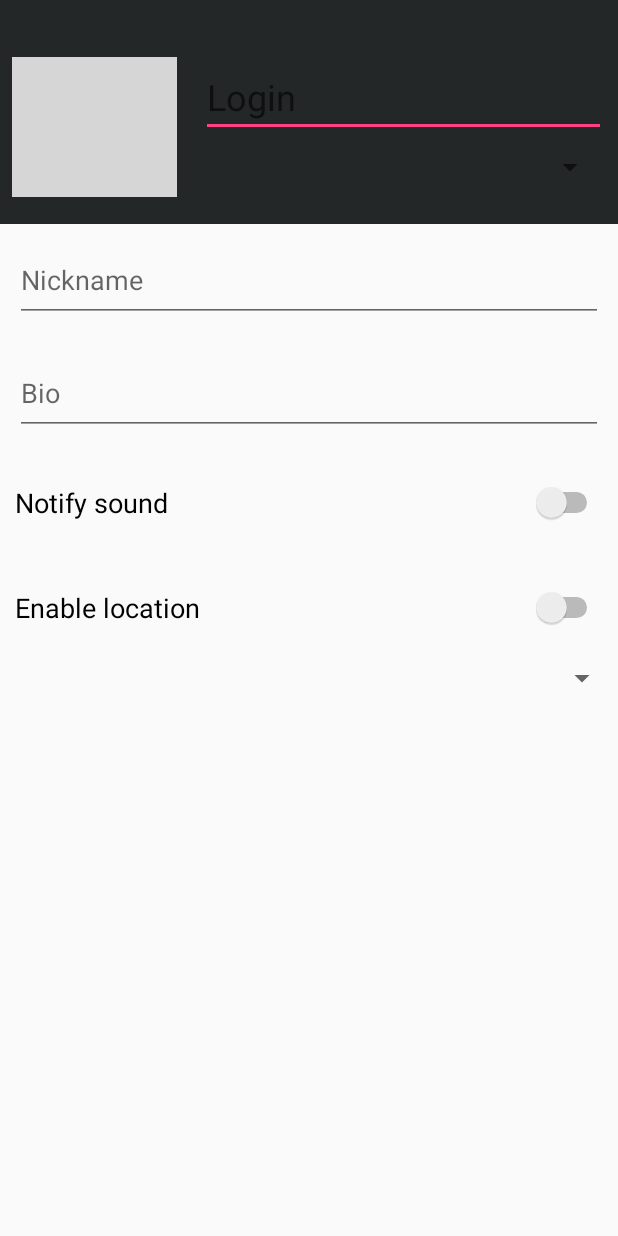
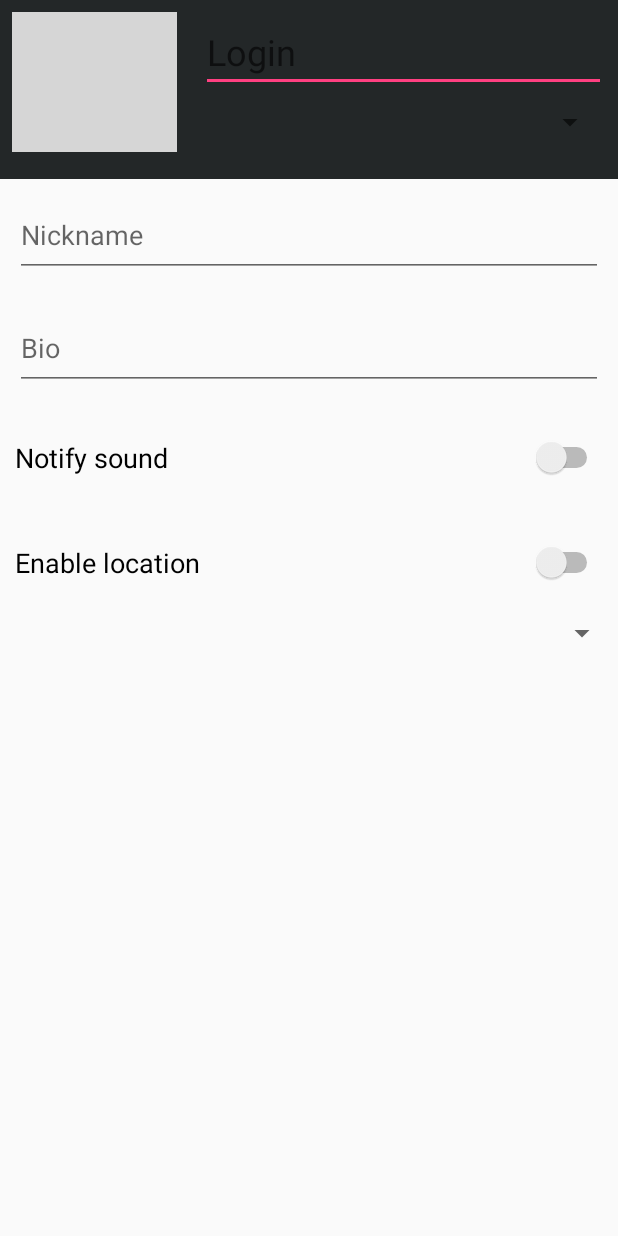
Before and after one commit to VladislavBryukhanov/AuNea-Mobile-Android_Java-FirebaseSDK, an Android app: the screen it shows after launch (Settings), in the options menu, after a tap on "Settings", on a phone screen of 412 x 824 dp. Run offline under Robolectric (Android 15) with nearby library versions, the phone set to English and light mode, and no system bars; our stand-ins replace CircleImageView, Firebase (no records; nobody signed in at launch, a user with empty details on screens opened directly); pictures from the network do not load; 4 statements that could not run were skipped; grey boxes are pictures that could not be loaded.

Commit message:
fixed settings page, added searching by @

```diff
--- a/app/src/main/res/layout/activity_settings.xml
+++ b/app/src/main/res/layout/activity_settings.xml
@@ -8,7 +8,6 @@
     tools:context="com.example.nameless.autoupdating.Settings">
 
     <LinearLayout
-        android:paddingTop="30dp"
         android:layout_width="match_parent"
         android:layout_height="wrap_content"
         android:paddingBottom="10dp"
```
